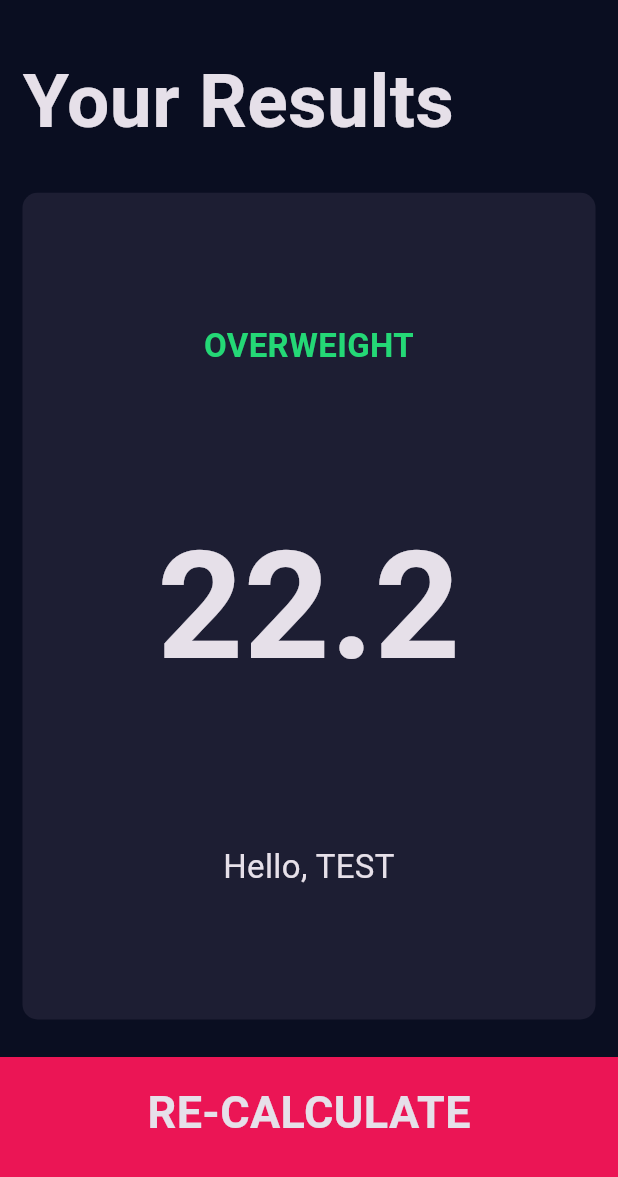
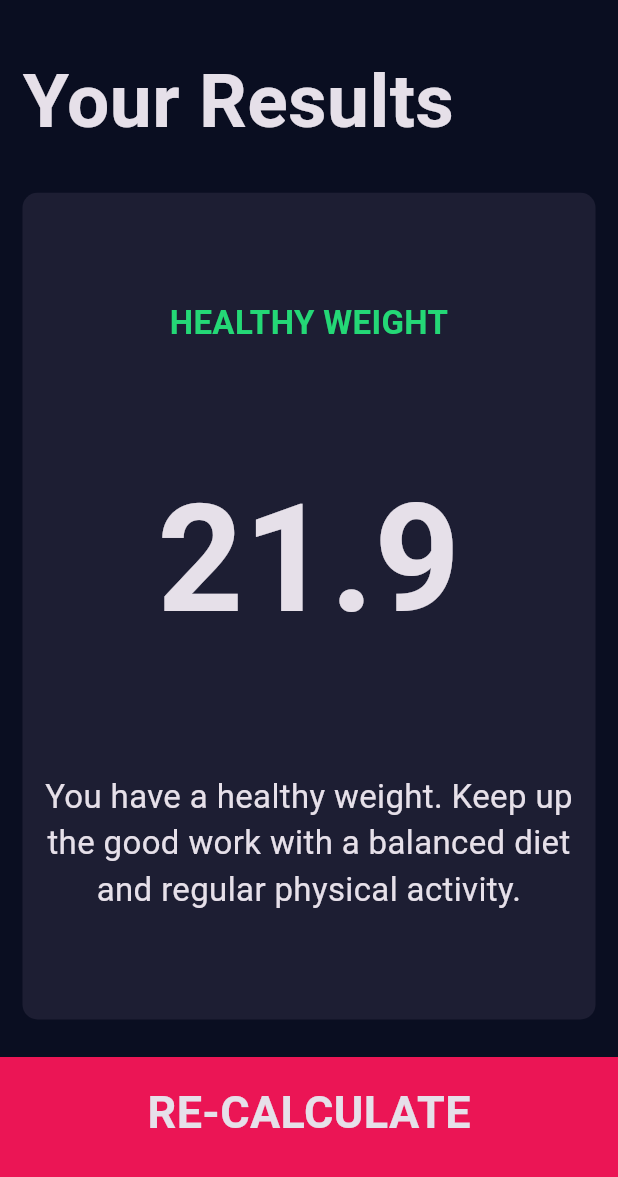
Before and after one commit to AhmedA005/BMICalculator, a Flutter app: the screen it shows after launch, after a tap on "CALCULATE", on a phone screen of 412 x 824 dp, the part 59-1236 px from its top. Run offline on Flutter 3.47's test engine with Material 3 defaults, Android fonts, the phone set to English and light mode, and no system bars; our stand-ins replace font_awesome_flutter.

Commit message:
finished the app

```diff
--- /dev/null
+++ b/lib/calculator_brain.dart
@@ -0,0 +1,38 @@
+import 'dart:math';
+
+class CalculatorBrain {
+  int height;
+  int weight;
+  double _bmi = 0;
+
+  CalculatorBrain(this.height, this.weight);
+
+  String calculateBMI() {
+    _bmi = weight / pow(height / 100, 2);
+    return _bmi.toStringAsFixed(1);
+  }
+
+  String getStatus() {
+    if (_bmi < 18.5) {
+      return 'UNDERWEIGHT';
+    } else if (_bmi < 24.9) {
+      return 'HEALTHY WEIGHT';
+    } else if (_bmi < 30) {
+      return 'OVERWEIGHT';
+    } else {
+      return 'OBESITY';
+    }
+  }
+
+  String getInterpretation() {
+    if (_bmi < 18.5) {
+      return 'You are underweight. You might need to eat more and increase your calorie intake. Consider consulting a healthcare provider for advice.';
+    } else if (_bmi < 24.9) {
+      return 'You have a healthy weight. Keep up the good work with a balanced diet and regular physical activity.';
+    } else if (_bmi < 30) {
+      return 'You are overweight. Consider adopting a healthier diet and regular exercise to manage your weight.';
+    } else {
+      return 'You are in the obesity range. It\'s recommended to consult a healthcare provider for personalized advice and support in managing your weight.';
+    }
+  }
+}
--- a/lib/input_page.dart
+++ b/lib/input_page.dart
@@ -2,6 +2,7 @@ import 'package:flutter/material.dart';
 import 'package:font_awesome_flutter/font_awesome_flutter.dart';
 
 import 'bottom_button.dart';
+import 'calculator_brain.dart';
 import 'constants.dart';
 import 'icon_content.dart';
 import 'results_page.dart';
@@ -221,10 +222,16 @@ class _InputPageState extends State<InputPage> {
           ),
           BottomButton(
               onTap: () {
+                CalculatorBrain calc = CalculatorBrain(height.toInt(), weight);
+
                 Navigator.push(
                   context,
                   MaterialPageRoute(
-                    builder: (context) => const ResultsPage(),
+                    builder: (context) => ResultsPage(
+                      bmiResult: calc.calculateBMI(),
+                      weightStatus: calc.getStatus(),
+                      interpretation: calc.getInterpretation(),
+                    ),
                   ),
                 );
               },
--- a/lib/results_page.dart
+++ b/lib/results_page.dart
@@ -5,7 +5,15 @@ import 'package:flutter/material.dart';
 import 'bottom_button.dart';
 
 class ResultsPage extends StatelessWidget {
-  const ResultsPage({super.key});
+  final String bmiResult;
+  final String weightStatus;
+  final String interpretation;
+
+  const ResultsPage(
+      {super.key,
+      required this.bmiResult,
+      required this.weightStatus,
+      required this.interpretation});
 
   @override
   Widget build(BuildContext context) {
@@ -23,7 +31,7 @@ class ResultsPage extends StatelessWidget {
         children: [
           Expanded(
             child: Container(
-              padding: EdgeInsets.all(15),
+              padding: const EdgeInsets.all(15),
               alignment: Alignment.bottomLeft,
               child: const Text(
                 'Your Results',
@@ -31,7 +39,7 @@ class ResultsPage extends StatelessWidget {
               ),
             ),
           ),
-          const Expanded(
+          Expanded(
             flex: 6,
             child: ReusableCard(
               color: kActiveCardColor,
@@ -40,17 +48,17 @@ class ResultsPage extends StatelessWidget {
                 crossAxisAlignment: CrossAxisAlignment.center,
                 children: [
                   Text(
-                    'OVERWEIGHT',
+                    weightStatus,
                     style: kResultTextStyle,
                     textAlign: TextAlign.center,
                   ),
                   Text(
-                    '22.2',
+                    bmiResult,
                     style: kBMITextStyle,
                     textAlign: TextAlign.center,
                   ),
                   Text(
-                    'Hello, TEST',
+                    interpretation,
                     style: kBodyTextStyle,
                     textAlign: TextAlign.center,
                   ),
```
